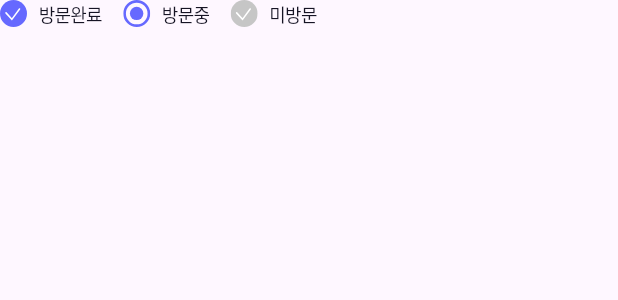
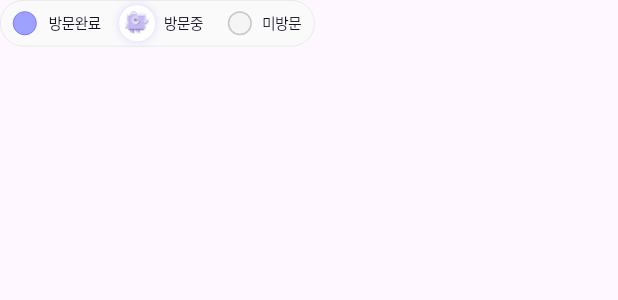
Before and after one commit to Team-PoSong/pozit-FE, a Flutter app: the TravelStatusIndicator widget shown alone on an empty page, opened directly, on a phone screen of 412 x 824 dp. Shown: the top 300 px of the screen. Run offline on Flutter 3.47's test engine with Material 3 defaults, Android fonts, the phone set to English and light mode, and no system bars; our stand-ins replace flutter_svg; Roboto replaces fonts that are missing (Pretendard).

Commit message:
feat: #8 여행 방문상태 표시 컴포넌트 리뉴얼

```diff
--- a/lib/screens/travel/travel_status.dart
+++ b/lib/screens/travel/travel_status.dart
@@ -1,99 +1,148 @@
 import 'package:flutter/material.dart';
 import 'package:flutter/widget_previews.dart';
-import 'package:flutter_svg/flutter_svg.dart';
-import '../../core/design_system/app_icons.dart';
+import '../../core/design_system/app_colors.dart';
+import '../../core/design_system/app_images.dart';
 
 enum TravelStatusMode { traveling, notTraveling }
+
+const TextStyle _statusTextStyle = TextStyle(
+  fontFamily: 'Pretendard',
+  fontSize: 10,
+  fontWeight: FontWeight.w400,
+  height: 20 / 10,
+  letterSpacing: -0.5,
+  color: AppColors.text,
+);
 
 class TravelStatusIndicator extends StatelessWidget {
   final TravelStatusMode mode;
 
-  const TravelStatusIndicator({
-    super.key,
-    required this.mode,
-  });
+  const TravelStatusIndicator({super.key, required this.mode});
 
   @override
   Widget build(BuildContext context) {
-    final items = mode == TravelStatusMode.traveling
-        ? <Widget>[
-      _StatusItem(
-        icon: AppIcons.travelVisited,
-        label: '방문완료',
-        textColor: const Color(0xFF161424), // TODO: 디자인 시스템 나오면 해당하는 색상으로 교체 필요
+    final bool isTraveling = mode == TravelStatusMode.traveling;
+
+    return Container(
+      height: 31.0,
+      padding: EdgeInsets.only(
+        left: isTraveling ? 8.0 : 13.0,
+        right: isTraveling ? 8.39 : 9.92,
       ),
-      const SizedBox(width: 14.0),
-      _StatusItem(
-        icon: AppIcons.travelVisiting,
-        label: '방문중',
-        textColor: const Color(0xFF161424), // TODO: 디자인 시스템 나오면 해당하는 색상으로 교체 필요
+      decoration: BoxDecoration(
+        color: AppColors.gray1,
+        borderRadius: BorderRadius.circular(9999.0),
+        border: Border.all(color: AppColors.gray3, width: 0.5),
       ),
-      const SizedBox(width: 14.0),
-      _StatusItem(
-        icon: AppIcons.travelWillVisit,
-        label: '미방문',
-        textColor: const Color(0xFF161424), // TODO: 디자인 시스템 나오면 해당하는 색상으로 교체 필요
+      child: Row(
+        mainAxisSize: MainAxisSize.min,
+        children: isTraveling
+            ? const [
+                _CompletedItem(iconTextGap: 8.0),
+                SizedBox(width: 12.12),
+                _VisitingItem(),
+                SizedBox(width: 16.39),
+                _NotVisitedItem(iconTextGap: 7.0),
+              ]
+            : const [
+                _CompletedItem(iconTextGap: 11.57),
+                SizedBox(width: 11.57),
+                _NotVisitedItem(iconTextGap: 11.57),
+              ],
       ),
-    ]
-        : <Widget>[
-      _StatusItem(
-        icon: AppIcons.travelVisited,
-        label: '방문완료',
-        textColor: const Color(0xFF161424), // TODO: 디자인 시스템 나오면 해당하는 색상으로 교체 필요
-      ),
-      const SizedBox(width: 14.0),
-      _StatusItem(
-        icon: AppIcons.travelWillVisit,
-        label: '미방문',
-        textColor: const Color(0xFF161424), // TODO: 디자인 시스템 나오면 해당하는 색상으로 교체 필요
-      ),
-    ];
-
-    return Row(
-      mainAxisSize: MainAxisSize.min,
-      children: items,
     );
   }
 }
 
-// 컴포넌트 구현 시 반드시 preview 함수 추가하여 컴포넌트가 정상적으로 작동하는지 확인, 캡쳐하여 PR에 첨부
-@Preview()
-Widget travelStatusIndicatorTravelingPreview() =>
-    const TravelStatusIndicator(mode: TravelStatusMode.traveling);
+class _CompletedItem extends StatelessWidget {
+  final double iconTextGap;
 
-@Preview()
-Widget travelStatusIndicatorNotTravelingPreview() =>
-    const TravelStatusIndicator(mode: TravelStatusMode.notTraveling);
-
-class _StatusItem extends StatelessWidget {
-  final String icon;
-  final String label;
-  final Color textColor;
-
-  const _StatusItem({
-    required this.icon,
-    required this.label,
-    required this.textColor,
-  });
+  const _CompletedItem({required this.iconTextGap});
 
   @override
   Widget build(BuildContext context) {
     return Row(
       mainAxisSize: MainAxisSize.min,
-      mainAxisAlignment: MainAxisAlignment.center,
       children: [
-        SvgPicture.asset(icon),
-        const SizedBox(width: 8.0),
-        Text(
-          label,
-          style: TextStyle( // TODO: 디자인 시스템 나오면 해당하는 스타일로 교체 필요
-            fontSize: 12,
-            color: textColor,
-            fontWeight: FontWeight.w500,
-            letterSpacing: -0.5,
+        Container(
+          width: 16.0,
+          height: 16.0,
+          decoration: BoxDecoration(
+            shape: BoxShape.circle,
+            color: AppColors.purple2,
+            border: Border.all(color: AppColors.purple3, width: 0.5),
           ),
         ),
+        SizedBox(width: iconTextGap),
+        const Text('방문완료', style: _statusTextStyle),
       ],
     );
   }
 }
+
+class _VisitingItem extends StatelessWidget {
+  const _VisitingItem();
+
+  @override
+  Widget build(BuildContext context) {
+    return Row(
+      mainAxisSize: MainAxisSize.min,
+      children: [
+        Container(
+          width: 24.0,
+          height: 24.0,
+          decoration: BoxDecoration(
+            shape: BoxShape.circle,
+            color: AppColors.white,
+            boxShadow: const [
+              BoxShadow(
+                color: Color(0x669FA1FF), // purple2, 40% 투명도
+                blurRadius: 4.0,
+              ),
+            ],
+          ),
+          child: Padding(
+            padding: const EdgeInsets.fromLTRB(3.0, 3.999, 3.066, 3.44),
+            child: Image.asset(AppImages.posongVisiting),
+          ),
+        ),
+        const SizedBox(width: 6.0),
+        const Text('방문중', style: _statusTextStyle),
+      ],
+    );
+  }
+}
+
+class _NotVisitedItem extends StatelessWidget {
+  final double iconTextGap;
+
+  const _NotVisitedItem({required this.iconTextGap});
+
+  @override
+  Widget build(BuildContext context) {
+    return Row(
+      mainAxisSize: MainAxisSize.min,
+      children: [
+        Container(
+          width: 16.0,
+          height: 16.0,
+          decoration: BoxDecoration(
+            shape: BoxShape.circle,
+            color: AppColors.gray2,
+            border: Border.all(color: AppColors.gray4, width: 1.0),
+          ),
+        ),
+        SizedBox(width: iconTextGap),
+        const Text('미방문', style: _statusTextStyle),
+      ],
+    );
+  }
+}
+
+@Preview(group: 'haerim', name: 'TravelStatusIndicator - 3개(방문중 포함)')
+Widget travelStatusIndicatorTravelingPreview() =>
+    const TravelStatusIndicator(mode: TravelStatusMode.traveling);
+
+@Preview(group: 'haerim', name: 'TravelStatusIndicator - 2개(방문중 제외)')
+Widget travelStatusIndicatorNotTravelingPreview() =>
+    const TravelStatusIndicator(mode: TravelStatusMode.notTraveling);
```
